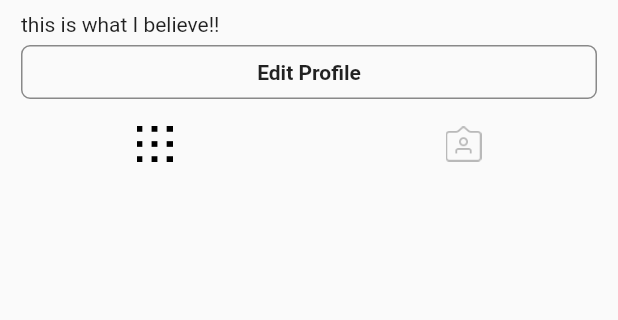
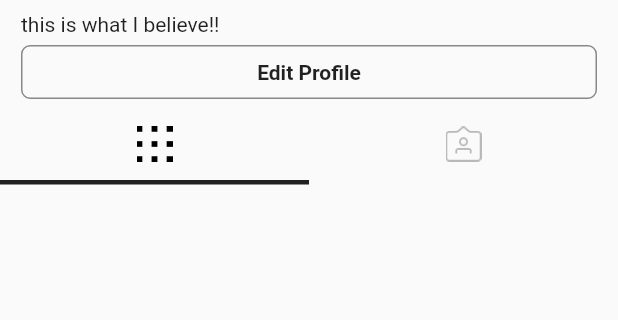
Before and after one commit to beegle-evan/insta-clone-flutter-firebase, a Flutter app: the ProfileBody widget shown alone on an empty page, opened directly, on a phone screen of 412 x 824 dp, the part 36-356 px from its top. Run offline on Flutter 3.47's test engine with Material 2 defaults, Android fonts, the phone set to English and light mode, and no system bars; our stand-ins replace cached_network_image, camera, cloud_firestore, firebase_auth, firebase_storage, flutter_tags and 2 more; missing offline and left inert: app_settings, flutter_facebook_login, local_image_provider; accounts and stored records are empty; network calls fail.

Commit message:
[Add] animation with animated container

```diff
--- /dev/null
+++ b/flutter_insta_clone_app/lib/constants/screen_size.dart
@@ -0,0 +1,3 @@
+import 'dart:ui';
+
+Size size;
--- a/flutter_insta_clone_app/lib/home_page.dart
+++ b/flutter_insta_clone_app/lib/home_page.dart
@@ -1,4 +1,5 @@
 import 'package:flutter/material.dart';
+import 'package:flutter_insta_clone_app/constants/screen_size.dart';
 import 'package:flutter_insta_clone_app/screens/feed_screen.dart';
 import 'package:flutter_insta_clone_app/screens/profile_screen.dart';
 
@@ -35,6 +36,10 @@ class _HomePageState extends State<HomePage> {
 
   @override
   Widget build(BuildContext context) {
+    if (size == null) {
+      size = MediaQuery.of(context).size; // 화면의 크기를 가져옴
+    }
+
     return Scaffold(
       // body에 _screens를 그냥 넣으면, 복잡한 화면일때 항상 새로 다시 그리면서, 불필요한 작업이 많은 문제가 발생한다.
       // 이를 수정하기 위해, IndexedStack을 사
--- a/flutter_insta_clone_app/lib/widgets/profile_body.dart
+++ b/flutter_insta_clone_app/lib/widgets/profile_body.dart
@@ -1,5 +1,6 @@
 import 'package:flutter/material.dart';
 import 'package:flutter_insta_clone_app/constants/common_size.dart';
+import 'package:flutter_insta_clone_app/constants/screen_size.dart';
 
 class ProfileBody extends StatefulWidget {
   @override
@@ -18,10 +19,20 @@ class _ProfileBodyState extends State<ProfileBody> {
           // 아래 구문은 패턴처럼 사용하면 됨. 리스트와 그리드뷰등을 모아서 동작하는 것을 만들기 위해 sliver를 사용
           SliverList(
             delegate: SliverChildListDelegate([
-              _username(),
-              _userbio(),
+              _userName(),
+              _userBio(),
               _editProfileBtn(),
-              Row(
+              _tabButtons(),
+              _selectedIndicator(),
+            ]),
+          )
+        ],
+      ),
+    );
+  }
+
+  Row _tabButtons() {
+    return Row(
       //mainAxisAlignment: MainAxisAlignment.spaceAround, // 클릭할 수 있는 부분이 더 적음, Expanded가 더 넓게 클릭가능
       children: <Widget>[
         Expanded(
@@ -51,15 +62,10 @@ class _ProfileBodyState extends State<ProfileBody> {
           ),
         ),
       ],
-              )
-            ]),
-          )
-        ],
-      ),
     );
   }
 
-  Widget _username() {
+  Widget _userName() {
     return Padding(
       padding: const EdgeInsets.symmetric(horizontal: common_gap, vertical: common_xxs_gap),
       child: Text(
@@ -69,7 +75,7 @@ class _ProfileBodyState extends State<ProfileBody> {
     );
   }
 
-  Widget _userbio() {
+  Widget _userBio() {
     return Padding(
       padding: const EdgeInsets.symmetric(horizontal: common_gap),
       child: Text(
@@ -95,4 +101,17 @@ class _ProfileBodyState extends State<ProfileBody> {
       ),
     );
   }
+
+  Widget _selectedIndicator() {
+    return AnimatedContainer(
+      duration: Duration(milliseconds: 300),
+      alignment: selectedLeft ? Alignment.centerLeft : Alignment.centerRight,
+      child: Container(
+        height: 3,
+        width: size.width / 2,
+        color: Colors.black87,
+      ),
+      curve: Curves.fastOutSlowIn,
+    );
   }
+}
```
Also changed, not shown: flutter_insta_clone_app/lib/widgets/post.dart (+14 -26 lines). Lines whose indentation alone changed are shown as unchanged.
